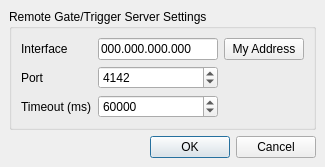
This is Forms/RgtSrvDialog.ui in billkarsh/SpikeGLX as Qt 5 draws it before an edit. The edited form follows.
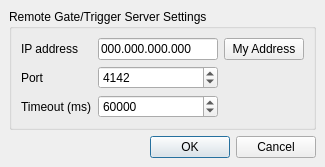
This is the edited form.

```diff
--- a/Forms/RgtSrvDialog.ui
+++ b/Forms/RgtSrvDialog.ui
@@ -75,7 +75,7 @@
          </sizepolicy>
         </property>
         <property name="text">
-         <string>Interface</string>
+         <string>IP address</string>
         </property>
        </widget>
       </item>
```
